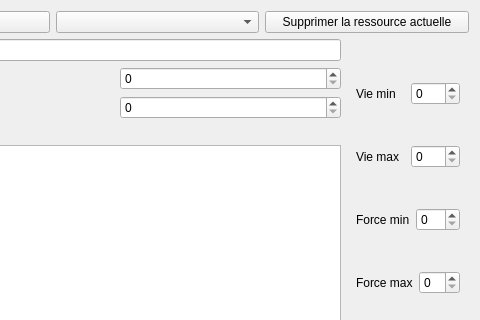
Old version of the form mapEditor/additionalWindows/editresources.ui in the repository piochelepiotr/theGame; both pictures show x 165 to 645 and y 0 to 320 of the 645 by 531 pixel window.
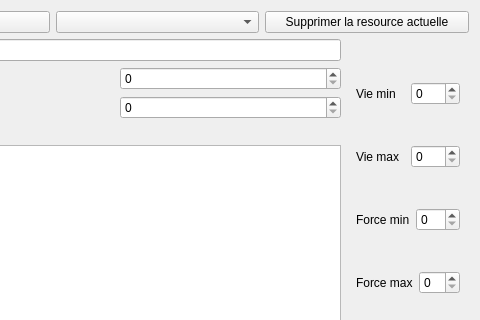
New version of the form.

The edit to the form file:
```diff
--- a/mapEditor/additionalWindows/editresources.ui
+++ b/mapEditor/additionalWindows/editresources.ui
@@ -29,7 +29,7 @@
      <item>
       <widget class="QPushButton" name="supprimer">
        <property name="text">
-        <string>Supprimer la ressource actuelle</string>
+        <string>Supprimer la resource actuelle</string>
        </property>
       </widget>
      </item>
```
Left out of the diff: 6 changed lines with no effect on the pictures.
